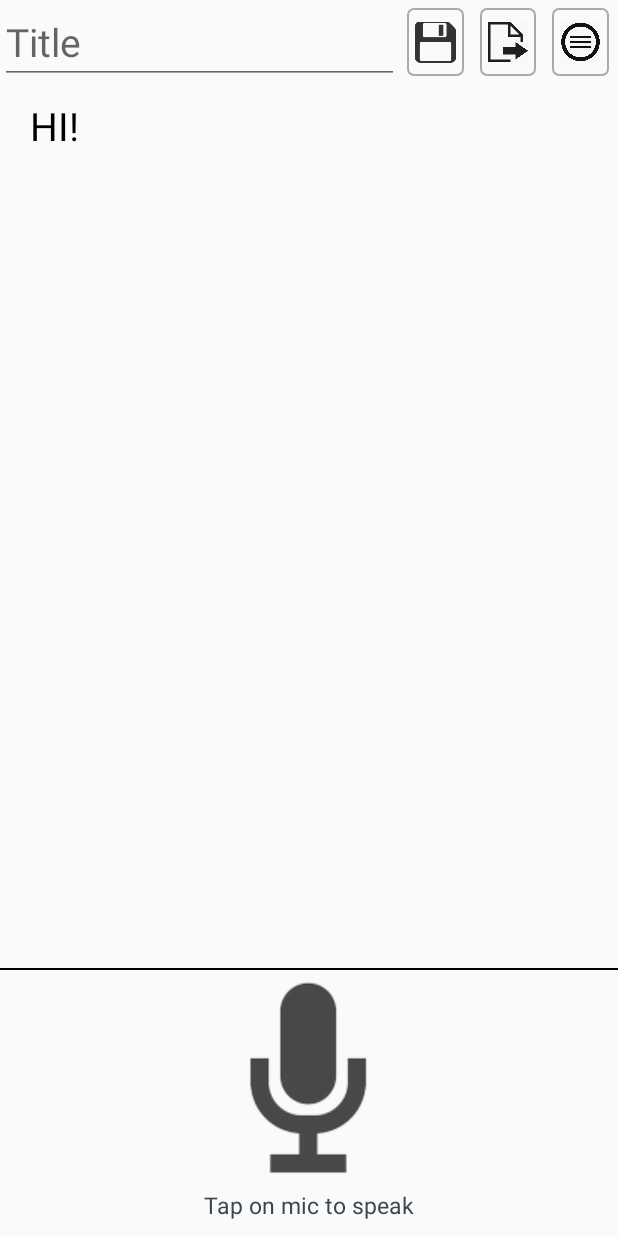
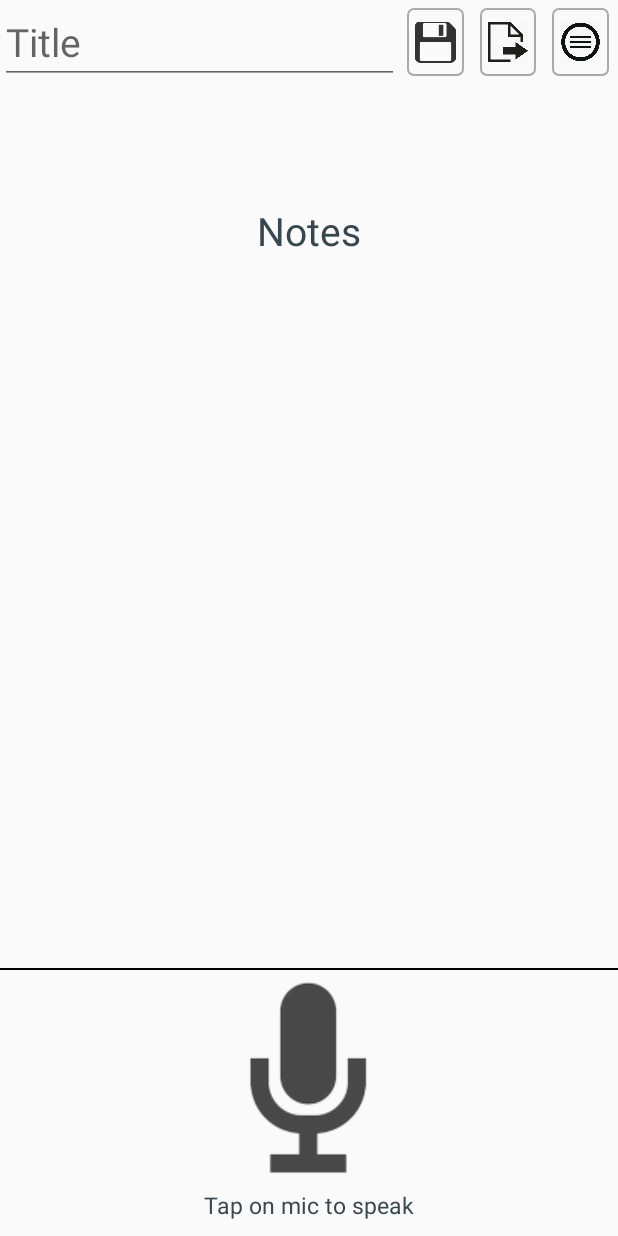
Before and after one commit to cyt3ea/notedrop, an Android app: the screen it shows after launch (MainActivity), after a tap on an icon or button, on a phone screen of 412 x 824 dp. Run offline under Robolectric (Android 15) with nearby library versions, the phone set to English and light mode, and no system bars.

Commit message:
Fixed SharedPreferences for saving notes internally

```diff
--- a/app/src/main/java/com/notedrop/MainActivity.java
+++ b/app/src/main/java/com/notedrop/MainActivity.java
@@ -105,10 +105,6 @@
         intent.putExtra(RecognizerIntent.EXTRA_PROMPT,
                 getString(R.string.speech_prompt));
 
-        //TEST TO ADD TEXT ON BUTTON CLICK
-        mLayout.addView(createNewTextView("HI!"));
-        notes.add("HI!");
-        scroll.fullScroll(ScrollView.FOCUS_DOWN);
 
         try {
             startActivityForResult(intent, REQ_CODE_SPEECH_INPUT);
@@ -133,6 +129,7 @@
                     ArrayList<String> result = data
                             .getStringArrayListExtra(RecognizerIntent.EXTRA_RESULTS);
                     Log.d("Result: ", result.get(0));
+                    notes.add(result.get(0));
                     mLayout.addView(createNewTextView(result.get(0)));
                     scroll.fullScroll(ScrollView.FOCUS_DOWN);
                 }
@@ -160,6 +157,7 @@
         {
             mEdit1.remove("line_" + i);
             mEdit1.putString("line_" + i, notes.get(i));
+            Log.v("Saving Notes " + i + ": ", notes.get(i));
         }
 
         return mEdit1.commit();
@@ -167,7 +165,7 @@
 
     public void loadArray(Context mContext)
     {
-        Toast.makeText(MainActivity.this, "Loading...", Toast.LENGTH_SHORT).show();
+        //Toast.makeText(MainActivity.this, "Loading...", Toast.LENGTH_SHORT).show();
 
         SharedPreferences mSharedPreference1 = PreferenceManager.getDefaultSharedPreferences(mContext);
         notes.clear();
@@ -176,6 +174,7 @@
         for(int i=0;i<size;i++)
         {
             notes.add(mSharedPreference1.getString("line_" + i, null));
+            Log.v("Loading Notes " + i + ": ", notes.get(i));
             mLayout.addView(createNewTextView(notes.get(i)));
             scroll.fullScroll(ScrollView.FOCUS_DOWN);
         }
```
Also changed, not shown: 2 other files.
